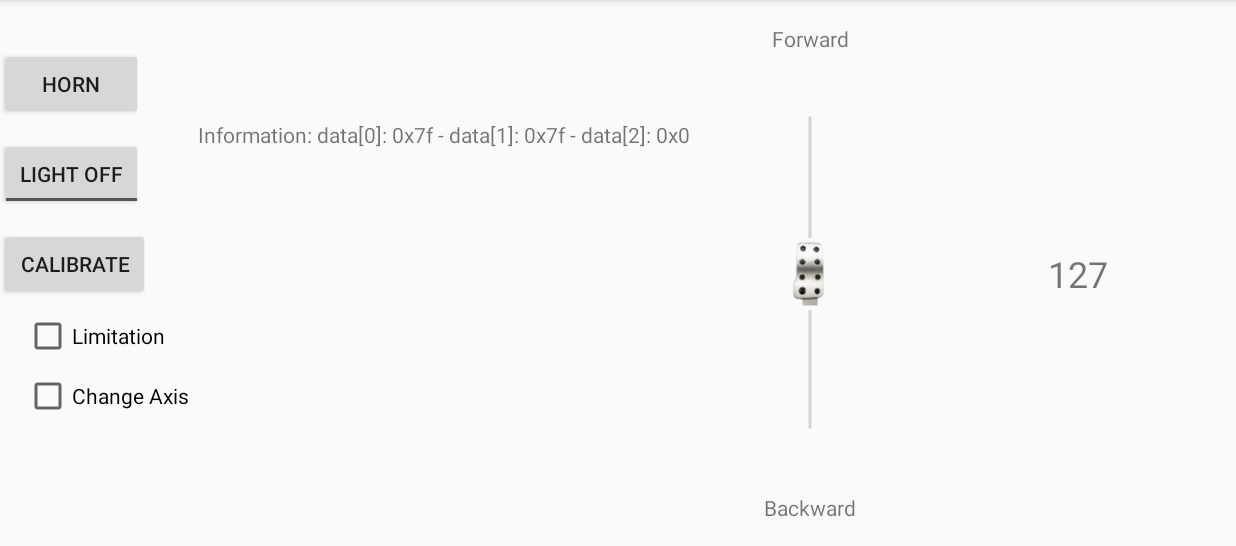
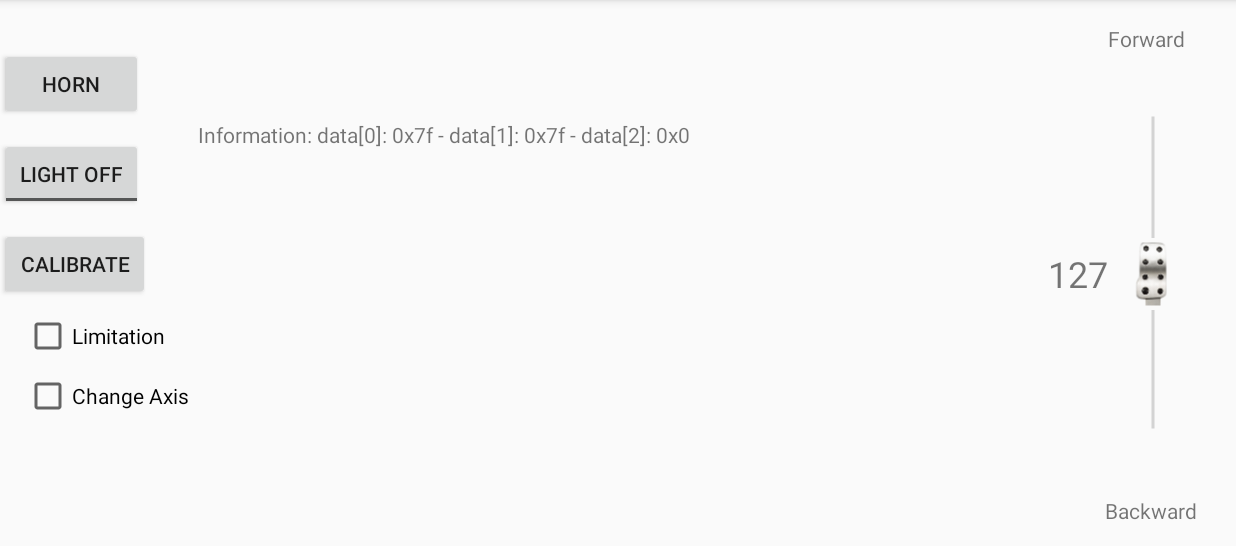
Before and after one commit to rene-langer/rccar_android, an Android app: the ControlSemiMotionActivity screen opened directly, with no data from a screen before it, on a phone screen of 824 x 412 dp (held sideways), the part 72-618 px from its top. Run offline under Robolectric (Android 15) with nearby library versions, the phone set to English and light mode, and no system bars.

Commit message:
Fixed Slider position. Added Activity for Camera.

```diff
--- a/app/build.gradle
+++ b/app/build.gradle
@@ -1,6 +1,7 @@
 apply plugin: 'com.android.application'
 
 android {
+
     compileSdkVersion 26
     defaultConfig {
         applicationId "de.haw_hamburg.bachelorprojekt_rc.rccar"
--- a/app/src/main/res/layout/activity_control_semi_motion.xml
+++ b/app/src/main/res/layout/activity_control_semi_motion.xml
@@ -11,9 +11,10 @@
     <SeekBar
         android:id="@+id/seekBarDrive"
         android:layout_width="240dp"
-        android:layout_height="30dp"
+        android:layout_height="26dp"
         android:layout_marginBottom="8dp"
-        android:layout_marginStart="420dp"
+        android:layout_marginEnd="8dp"
+        android:layout_marginStart="8dp"
         android:layout_marginTop="8dp"
         android:max="255"
         android:progress="127"
@@ -22,7 +23,8 @@
         android:thumb="@mipmap/seekbar_accelerator"
         android:thumbOffset="8dp"
         app:layout_constraintBottom_toBottomOf="parent"
-        app:layout_constraintStart_toStartOf="parent"
+        app:layout_constraintEnd_toEndOf="@+id/textViewBackward"
+        app:layout_constraintStart_toStartOf="@+id/textViewBackward"
         app:layout_constraintTop_toTopOf="parent"
         app:layout_constraintVertical_bias="0.498"
         tools:layout_constraintBottom_creator="1"
@@ -57,26 +59,23 @@
         android:layout_width="wrap_content"
         android:layout_height="wrap_content"
         android:layout_marginEnd="8dp"
-        android:layout_marginStart="8dp"
         android:layout_marginTop="16dp"
         android:text="@string/forward"
-        app:layout_constraintEnd_toEndOf="@+id/seekBarDrive"
-        app:layout_constraintStart_toStartOf="@+id/seekBarDrive"
+        app:layout_constraintEnd_toEndOf="@+id/textViewBackward"
+        app:layout_constraintStart_toStartOf="@+id/textViewBackward"
         app:layout_constraintTop_toTopOf="parent"
         tools:layout_constraintRight_creator="1"
         tools:layout_constraintTop_creator="1" />
 
     <TextView
         android:id="@+id/textViewBackward"
-        android:layout_width="wrap_content"
-        android:layout_height="wrap_content"
+        android:layout_width="63dp"
+        android:layout_height="17dp"
         android:layout_marginBottom="16dp"
-        android:layout_marginEnd="8dp"
-        android:layout_marginStart="8dp"
+        android:layout_marginEnd="24dp"
         android:text="@string/backward"
         app:layout_constraintBottom_toBottomOf="parent"
-        app:layout_constraintEnd_toEndOf="@+id/seekBarDrive"
-        app:layout_constraintStart_toStartOf="@+id/seekBarDrive"
+        app:layout_constraintEnd_toEndOf="parent"
         tools:layout_constraintBottom_creator="1"
         tools:layout_constraintRight_creator="1" />
 
--- a/app/src/main/res/layout/activity_control_slider.xml
+++ b/app/src/main/res/layout/activity_control_slider.xml
@@ -30,7 +30,7 @@
     <SeekBar
         android:id="@+id/seekBarDrive"
         android:layout_width="240dp"
-        android:layout_height="30dp"
+        android:layout_height="26dp"
         android:layout_marginBottom="8dp"
         android:layout_marginEnd="8dp"
         android:layout_marginStart="8dp"
```
Also changed, not shown: app/src/main/AndroidManifest.xml (+12 -14 lines), app/src/main/java/de/haw_hamburg/bachelorprojekt_rc/rccar/CameraActivity.java (added, +13 -0 lines), app/src/main/java/de/haw_hamburg/bachelorprojekt_rc/rccar/MainActivity.java (+13 -7 lines), app/src/main/res/layout/activity_camera.xml (added, +9 -0 lines), app/src/main/res/layout/activity_main.xml (+12 -2 lines).
